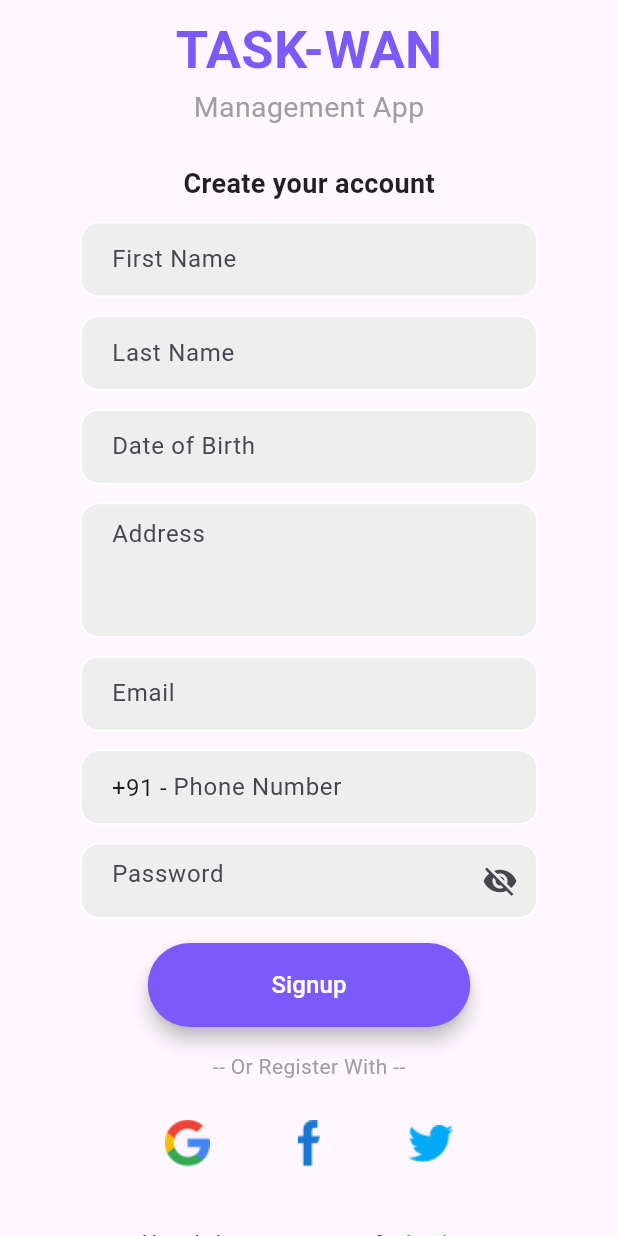
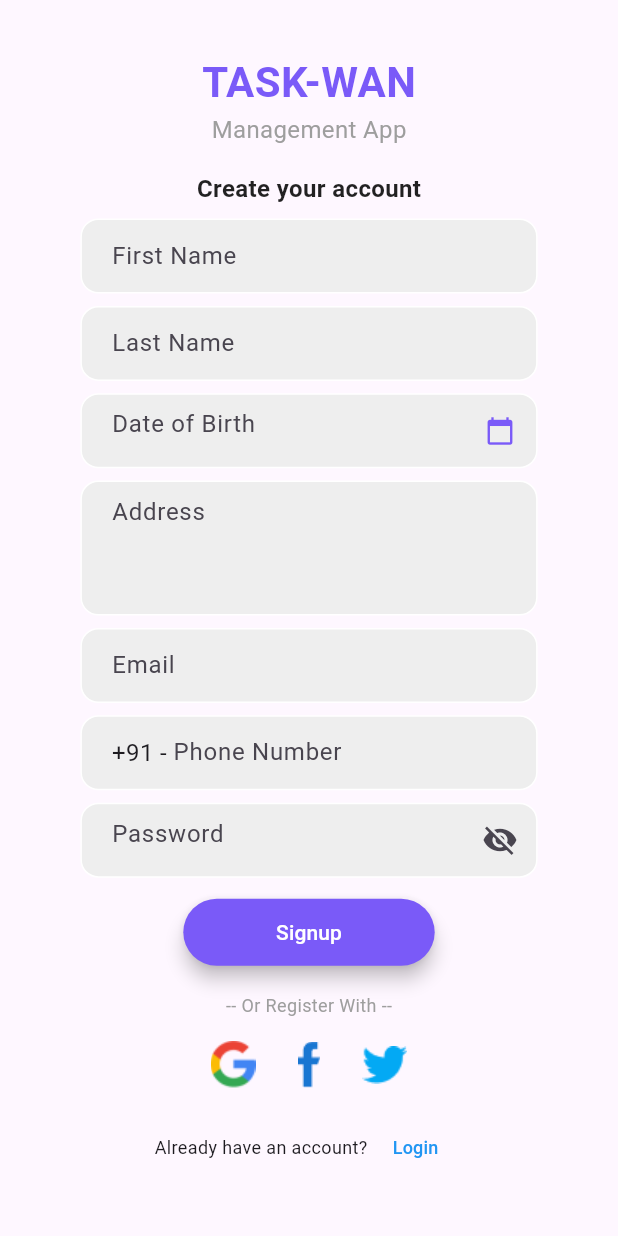
Before and after one commit to ritz-17/Task-mvp, a Flutter app: the SignupPage screen opened by its route, on a phone screen of 412 x 824 dp. Run offline on Flutter 3.47's test engine with Material 3 defaults, Android fonts, the phone set to English and light mode, and no system bars; our stand-ins replace circular_countdown_timer, country_picker, hive, hive_flutter, image_picker, pinput; accounts and stored records are empty; network calls fail.

Commit message:
Improved Signup UI and Dashboard Code Readibility

```diff
--- a/lib/main.dart
+++ b/lib/main.dart
@@ -37,7 +37,7 @@ class MyApp extends StatelessWidget {
         ),
         initialRoute: '/',
         routes: {
-          '/': (context) => const SignupPage  (),
+          '/': (context) => const DashboardScreen(),
           '/login': (context) => const LoginPage(),
           '/signup': (context) => const SignupPage(),
           '/profile': (context) => const ProfileScreen(),
--- a/lib/screens/dashboard_screen.dart
+++ b/lib/screens/dashboard_screen.dart
@@ -10,17 +10,13 @@ class DashboardScreen extends StatelessWidget {
     // Get screen dimensions
     final Size screenSize = MediaQuery.of(context).size;
     final double screenWidth = screenSize.width;
-    final double screenHeight = screenSize.height;
 
-    // Define responsive measurements
     final double paddingLarge = screenWidth * 0.05;
     final double paddingMedium = screenWidth * 0.03;
     final double paddingSmall = screenWidth * 0.02;
 
-    // Define responsive font sizes
     final double headerFontSize = screenWidth * 0.05;
     final double subheaderFontSize = screenWidth * 0.035;
-    final double bodyFontSize = screenWidth * 0.032;
 
     return Scaffold(
       backgroundColor: Colors.grey[100],
@@ -36,6 +32,7 @@ class DashboardScreen extends StatelessWidget {
               child: Column(
                 crossAxisAlignment: CrossAxisAlignment.start,
                 children: [
+                  //-------------------- Header Section ------------------------
                   _buildHeader(
                     context,
                     headerFontSize: headerFontSize,
@@ -44,6 +41,7 @@ class DashboardScreen extends StatelessWidget {
                     avatarRadius: screenWidth * 0.06,
                     iconSize: screenWidth * 0.06,
                   ),
+                  //--------------------- Summary Card -------------------------
                   Padding(
                     padding: EdgeInsets.symmetric(horizontal: paddingMedium),
                     child: _buildSummaryCard(
@@ -54,6 +52,7 @@ class DashboardScreen extends StatelessWidget {
                       padding: paddingMedium,
                     ),
                   ),
+                  //---------------------- Team Section ------------------------
                   Padding(
                     padding: EdgeInsets.all(paddingSmall),
                     child: Card(
@@ -92,6 +91,9 @@ class DashboardScreen extends StatelessWidget {
           ],
         ),
       ),
+
+
+      //---------------------- Floating Action Button --------------------------
       floatingActionButton: SizedBox(
         height: screenWidth * 0.14,
         width: screenWidth * 0.14,
@@ -118,6 +120,7 @@ class DashboardScreen extends StatelessWidget {
     );
   }
 
+  //--------------------------- Header Build Method ----------------------------
   Widget _buildHeader(
     BuildContext context, {
     required double headerFontSize,
@@ -131,6 +134,7 @@ class DashboardScreen extends StatelessWidget {
       child: Row(
         mainAxisAlignment: MainAxisAlignment.spaceBetween,
         children: [
+          //-------------------- Profile and Info ------------------------------
           Expanded(
             child: Row(
               children: [
@@ -176,6 +180,7 @@ class DashboardScreen extends StatelessWidget {
               ],
             ),
           ),
+          //-------------------- Notification and Settings Icons ---------------
           Row(
             children: [
               IconButton(
@@ -197,6 +202,7 @@ class DashboardScreen extends StatelessWidget {
     );
   }
 
+  //------------------------ Summary Card Build Method -------------------------
   Widget _buildSummaryCard(
     BuildContext context, {
     required double titleSize,
@@ -216,6 +222,7 @@ class DashboardScreen extends StatelessWidget {
         child: Row(
           mainAxisAlignment: MainAxisAlignment.spaceBetween,
           children: [
+            //------------------------- Summary Text ---------------------------
             Expanded(
               flex: 3,
               child: Column(
@@ -240,6 +247,7 @@ class DashboardScreen extends StatelessWidget {
                 ],
               ),
             ),
+            //------------------------ Summary Image ---------------------------
             Expanded(
               flex: 1,
               child: Image.asset(
--- a/lib/screens/signup_screen.dart
+++ b/lib/screens/signup_screen.dart
@@ -64,7 +64,7 @@ class _SignupPageState extends State<SignupPage> {
                             Text(
                               "TASK-WAN",
                               style: TextStyle(
-                                fontSize: 35,
+                                fontSize: 28,
                                 color: Theme.of(context).primaryColor,
                                 fontWeight: FontWeight.bold,
                               ),
@@ -73,26 +73,26 @@ class _SignupPageState extends State<SignupPage> {
                               "Management App",
                               style: TextStyle(
                                 color: Colors.grey,
-                                fontSize: 19,
+                                fontSize: 16,
                               ),
                             ),
                           ],
                         ),
                       ),
-                      SizedBox(height: screenHeight * 0.03),
+                      SizedBox(height: screenHeight * 0.02),
 
                       //------------------- Create Your Account ------------------
                       Center(
                         child: Text(
                           "Create your account",
                           style: TextStyle(
-                            fontSize: 18,
+                            fontSize: 16,
                             fontWeight: FontWeight.bold,
                             color: Colors.black87,
                           ),
                         ),
                       ),
-                      SizedBox(height: screenHeight * 0.015),
+                      SizedBox(height: screenHeight * 0.01),
 
                       //------------------- First Name Field ---------------------
                       LoginTextField(
@@ -105,7 +105,7 @@ class _SignupPageState extends State<SignupPage> {
                           return null;
                         },
                       ),
-                      SizedBox(height: screenHeight * 0.015),
+                      SizedBox(height: screenHeight * 0.01),
 
                       //------------------- Last Name Field ----------------------
 
@@ -119,20 +119,22 @@ class _SignupPageState extends State<SignupPage> {
                           return null;
                         },
                       ),
-                      SizedBox(height: screenHeight * 0.015),
+                      SizedBox(height: screenHeight * 0.01),
 
                       //--------------------- DOB Field ------------------------
 
                       DOBTextField(
                           controller: DOBController, hintText: "Date of Birth"),
-                      SizedBox(height: screenHeight * 0.015),
+                      SizedBox(height: screenHeight * 0.01),
 
-                      //--------------------- DOB Field ------------------------
+                      //--------------------- Address Field ------------------------
+
                       AddressTextField(
                           controller: addressController, hintText: "Address"),
-                      SizedBox(height: screenHeight * 0.015),
+                      SizedBox(height: screenHeight * 0.01),
 
                       //------------------- Email Field --------------------------
+
                       LoginTextField(
                         controller: emailController,
                         hintText: 'Email',
@@ -143,9 +145,10 @@ class _SignupPageState extends State<SignupPage> {
                           return null;
                         },
                       ),
-                      SizedBox(height: screenHeight * 0.015),
+                      SizedBox(height: screenHeight * 0.01),
 
                       //------------------- Phone Field --------------------------
+
                       PhoneNumberField(
                         controller: phoneController,
                         hintText: 'Phone Number',
@@ -158,9 +161,10 @@ class _SignupPageState extends State<SignupPage> {
                           return null;
                         },
                       ),
-                      SizedBox(height: screenHeight * 0.015),
+                      SizedBox(height: screenHeight * 0.01), // Reduced height
 
                       //------------------- Password Field -----------------------
+
                       PasswordTextField(
                         controller: passwordController,
                         hintText: 'Password',
@@ -171,7 +175,7 @@ class _SignupPageState extends State<SignupPage> {
                           return null;
                         },
                       ),
-                      SizedBox(height: screenHeight * 0.02),
+                      SizedBox(height: screenHeight * 0.015),
 
                       //------------------- Signup Button ------------------------
                       Center(
@@ -216,8 +220,8 @@ class _SignupPageState extends State<SignupPage> {
                                   backgroundColor:
                                       Theme.of(context).primaryColor,
                                   padding: EdgeInsets.symmetric(
-                                    horizontal: screenWidth * 0.2,
-                                    vertical: screenHeight * 0.02,
+                                    horizontal: screenWidth * 0.15,
+                                    vertical: screenHeight * 0.015,
                                   ),
                                   shape: RoundedRectangleBorder(
                                     borderRadius: BorderRadius.circular(30),
@@ -227,7 +231,7 @@ class _SignupPageState extends State<SignupPage> {
                                 child: const Text(
                                   'Signup',
                                   style: TextStyle(
-                                    fontSize: 16,
+                                    fontSize: 14,
                                     color: Colors.white,
                                   ),
                                 ),
@@ -239,35 +243,36 @@ class _SignupPageState extends State<SignupPage> {
                       Center(
                         child: Text(
                           "-- Or Register With --",
-                          style: TextStyle(color: Colors.grey),
+                          style: TextStyle(color: Colors.grey, fontSize: 12),
                         ),
                       ),
-                      // SizedBox(height: screenHeight * 0.01),
                       Row(
                         mainAxisAlignment: MainAxisAlignment.center,
                         children: [
-                          Image.asset('assets/google_logo.png', width: 40),
-                          SizedBox(width: screenWidth * 0.1),
-                          Image.asset('assets/facebook_logo.png', width: 40),
-                          SizedBox(width: screenWidth * 0.1),
-                          Image.asset('assets/twitter_logo.png', width: 40),
+                          Image.asset('assets/google_logo.png', width: 30),
+                          SizedBox(width: screenWidth * 0.05),
+                          Image.asset('assets/facebook_logo.png', width: 30),
+                          SizedBox(width: screenWidth * 0.05),
+                          Image.asset('assets/twitter_logo.png', width: 30),
                         ],
                       ),
 
-                      SizedBox(height: screenHeight * 0.001),
+                      SizedBox(height: screenHeight * 0.0001),
 
                       //----------------- Already Have Account -------------------
                       Row(
                         mainAxisAlignment: MainAxisAlignment.center,
                         children: [
-                          const Text("Already have an account?"),
+                          const Text("Already have an account?",
+                              style: TextStyle(fontSize: 12)),
                           TextButton(
                             onPressed: () {
                               Navigator.pushNamed(context, '/login');
                             },
                             child: const Text(
                               "Login",
-                              style: TextStyle(color: Colors.blue),
+                              style:
+                                  TextStyle(color: Colors.blue, fontSize: 12),
                             ),
                           ),
                         ],
--- a/lib/utils/dob_field.dart
+++ b/lib/utils/dob_field.dart
@@ -37,7 +37,8 @@ class DOBTextField extends StatelessWidget {
               );
 
               if (pickedDate != null) {
-                String formattedDate = DateFormat('yyyy-MM-dd').format(pickedDate);
+                String formattedDate =
+                    DateFormat('yyyy-MM-dd').format(pickedDate);
                 controller.text = formattedDate;
               }
             },
@@ -45,6 +46,11 @@ class DOBTextField extends StatelessWidget {
             decoration: InputDecoration(
               border: InputBorder.none,
               hintText: hintText,
+              suffixIcon: Icon(
+                Icons.calendar_today,
+                size: 20,
+                color: const Color.fromARGB(255, 122, 90, 248),
+              ),
             ),
           ),
         ),
```
